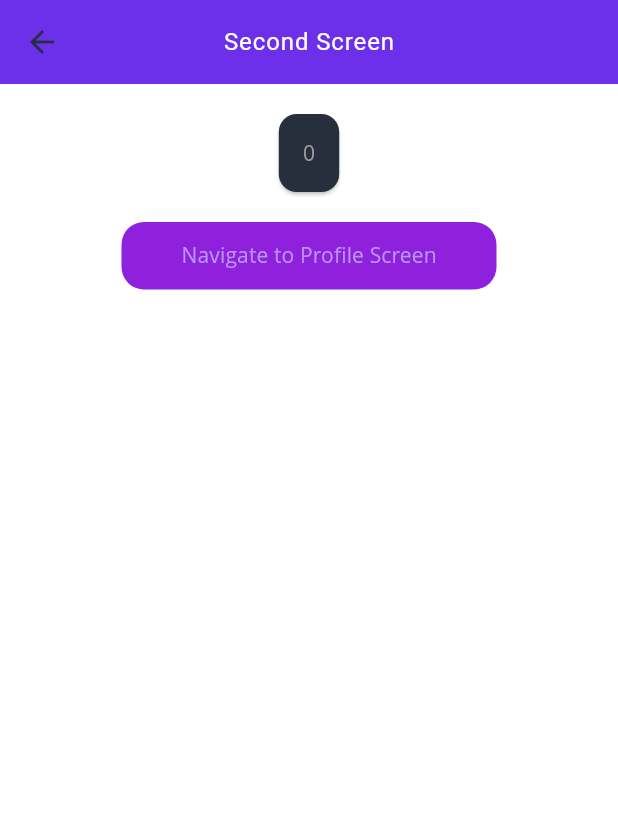
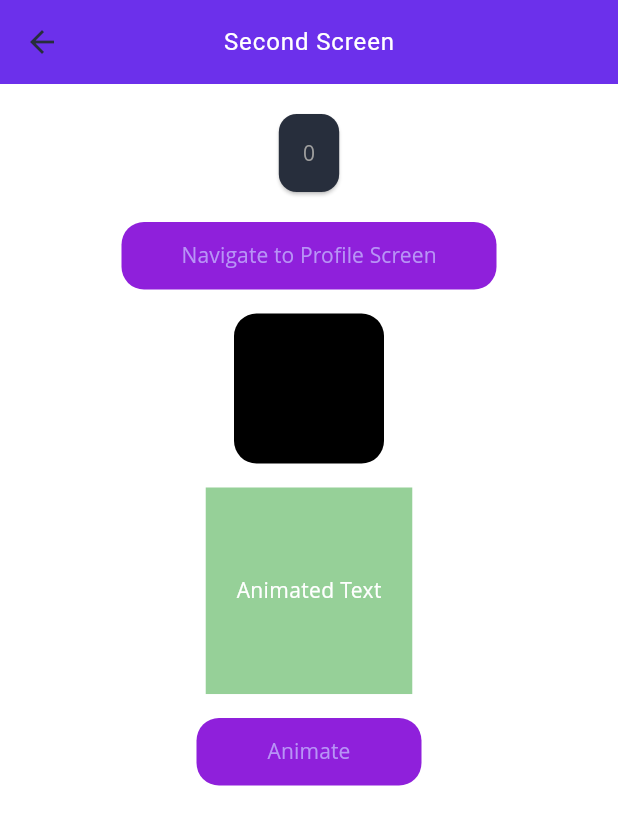
Before and after one commit to alokmaurya281/getx-simple-demo-app, a Flutter app: the screen it shows after launch, after a tap on "Increase", after a tap on "Decrease", after a tap on "Navigate to second screen", on a phone screen of 412 x 824 dp. Shown: the top 825 px of the screen. Run offline on Flutter 3.47's test engine with Material 3 defaults, Android fonts, the phone set to English and light mode, and no system bars; our stand-ins replace connectivity_plus, get, image_gallery_saver, logger, qr_flutter, screenshot; missing offline and left inert: custom_clippers; network calls fail; Roboto replaces fonts that are missing (Open Sans).

Commit message:
two animations added

```diff
--- a/lib/app/modules/second_screen/controllers/second_screen_controller.dart
+++ b/lib/app/modules/second_screen/controllers/second_screen_controller.dart
@@ -1,20 +1,54 @@
 // ignore_for_file: unnecessary_overrides
 
 import 'package:counter_app/app/modules/custom/controllers/custom_controller.dart';
+import 'package:flutter/widgets.dart';
+import 'package:get/get.dart';
 
-class SecondScreenController extends CustomController {
+class SecondScreenController extends CustomController
+    with GetTickerProviderStateMixin {
+  RxDouble containerWidth = 100.0.obs;
+  RxDouble containerHeight = 100.0.obs;
+  late AnimationController animationController;
+  late Animation<double> animation;
+  late Animation<double> growingAnimation;
+
   @override
   void onInit() {
     super.onInit();
+    animationController = AnimationController(
+      duration: const Duration(seconds: 2),
+      vsync: this,
+    );
+
+    // Tween for animating the values from 0.0 to 1.0
+    animation = Tween<double>(begin: 0.0, end: 1.0).animate(CurvedAnimation(
+      parent: animationController,
+      curve: Curves.easeInOut,
+    ));
+    growingAnimation = Tween<double>(begin: 50.0, end: 200.0).animate(
+      CurvedAnimation(parent: animationController, curve: Curves.easeInOut),
+    );
+
+    // Repeat the animation
+    animationController.repeat();
+    // Repeaonly for oncet the animation
+    // animationController.forward();
   }
 
   @override
   void onReady() {
     super.onReady();
+
   }
 
   @override
   void onClose() {
+    animationController.dispose();
     super.onClose();
   }
+
+  void animate() {
+    containerHeight.value = 200.0;
+    containerWidth.value = 200.0;
+  }
 }
--- a/lib/app/modules/second_screen/views/second_screen.dart
+++ b/lib/app/modules/second_screen/views/second_screen.dart
@@ -11,6 +11,7 @@ class Secondscreen extends GetView<SecondScreenController> {
   @override
   Widget build(BuildContext context) {
     final homeController = Get.find<HomeController>();
+
     return Scaffold(
       appBar: AppBar(
         title: const Text('Second Screen'),
@@ -48,6 +49,57 @@ class Secondscreen extends GetView<SecondScreenController> {
               const SizedBox(
                 height: 16,
               ),
+
+              //create animation
+              Obx(
+                () => AnimatedContainer(
+                  decoration: BoxDecoration(
+                    borderRadius: BorderRadius.circular(15),
+                    color: Colors.black,
+                  ),
+                  width: controller.containerWidth.value,
+                  height: controller.containerHeight.value,
+                  duration: const Duration(
+                    seconds: 2,
+                  ),
+                  curve: Curves.easeInOutBack,
+                ),
+              ),
+              const SizedBox(
+                height: 16,
+              ),
+              //custtom animation using AnimationBuilder Widget opcity
+              AnimatedBuilder(
+                animation: controller.animation,
+                builder: (context, child) {
+                  return Opacity(
+                    opacity: controller.animation.value,
+                    child: Container(
+                      width: controller.growingAnimation.value,
+                      height: controller.growingAnimation.value,
+                      color: Colors.green,
+                      child: const Center(
+                        child: Text(
+                          'Animated Text',
+                          style: TextStyle(color: Colors.white),
+                        ),
+                      ),
+                    ),
+                  );
+                },
+              ),
+              const SizedBox(
+                height: 16,
+              ),
+              CustomButton(
+                text: 'Animate',
+                borderColor: Colors.black,
+                buttonHandler: () {
+                  controller.animate();
+                },
+                width: 150,
+                height: 45,
+              )
             ],
           )
         ],
```
